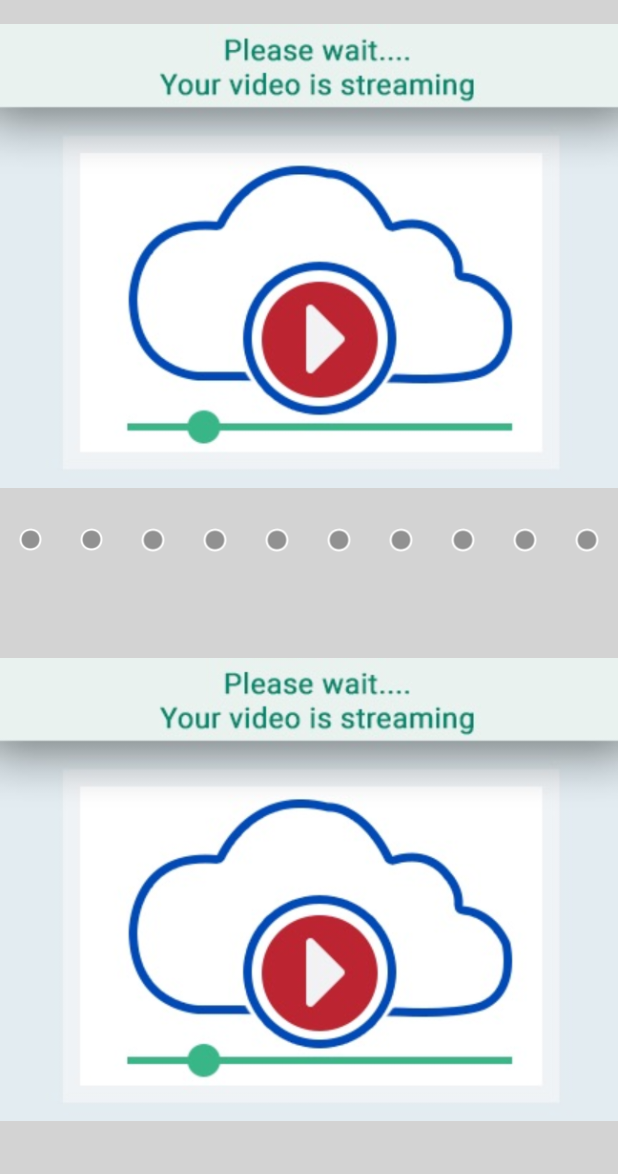
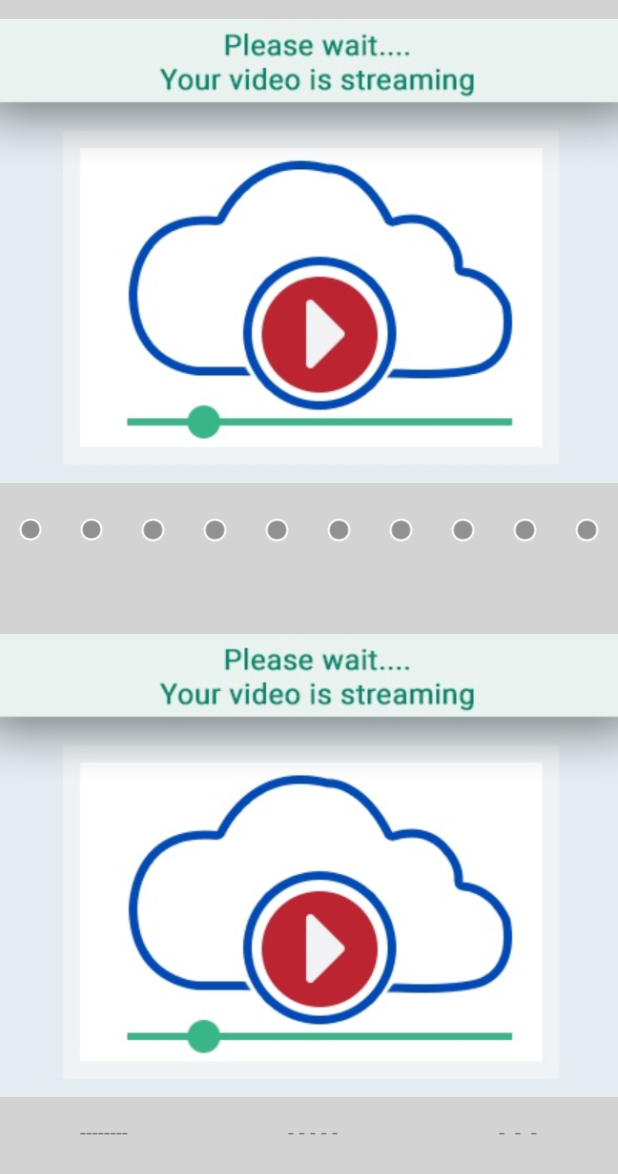
Before and after one commit to gitibeyonde/IbeyondeCam, an Android app: the layout fragment_bell_alert.xml on its own in the app's theme, with its tools: preview values and no code run, on a phone screen of 412 x 824 dp. Shown: the top 1174 px of the screen. Run offline under Robolectric (Android 15) with nearby library versions, the phone set to English and light mode, and no system bars; network calls fail.

Commit message:
add labels to indicate type of stremaing

```diff
--- a/app/src/main/java/com/ibeyonde/cam/ui/device/live/MjpegRunner.java
+++ b/app/src/main/java/com/ibeyonde/cam/ui/device/live/MjpegRunner.java
@@ -102,11 +102,6 @@ public class MjpegRunner implements Runnable {
             else {
                 if (urlStream == null && isRunning){
                     urlStream = getUrlInputStream();
-                    try {
-                        Thread.sleep(1000);
-                    } catch (InterruptedException e) {
-                        e.printStackTrace();
-                    }
                     continue;
                 }
 
--- a/app/src/main/res/layout/fragment_bell_alert.xml
+++ b/app/src/main/res/layout/fragment_bell_alert.xml
@@ -46,7 +46,7 @@
             android:adjustViewBounds="true"
             android:scaleType="fitCenter"
             android:src="@android:drawable/presence_invisible"
-            tools:ignore="SpeakableTextPresentCheck" />
+            tools:ignore="SpeakableTextPresentCheck,TouchTargetSizeCheck,ImageContrastCheck" />
 
         <ImageButton
             android:id="@+id/histNav1"
@@ -56,7 +56,7 @@
             android:adjustViewBounds="true"
             android:scaleType="fitCenter"
             android:src="@android:drawable/presence_invisible"
-            tools:ignore="SpeakableTextPresentCheck" />
+            tools:ignore="SpeakableTextPresentCheck,TouchTargetSizeCheck,ImageContrastCheck" />
 
         <ImageButton
             android:id="@+id/histNav2"
@@ -66,7 +66,7 @@
             android:adjustViewBounds="true"
             android:scaleType="fitCenter"
             android:src="@android:drawable/presence_invisible"
-            tools:ignore="SpeakableTextPresentCheck" />
+            tools:ignore="SpeakableTextPresentCheck,TouchTargetSizeCheck,ImageContrastCheck" />
 
         <ImageButton
             android:id="@+id/histNav3"
@@ -76,7 +76,7 @@
             android:adjustViewBounds="true"
             android:scaleType="fitCenter"
             android:src="@android:drawable/presence_invisible"
-            tools:ignore="SpeakableTextPresentCheck" />
+            tools:ignore="SpeakableTextPresentCheck,TouchTargetSizeCheck,ImageContrastCheck" />
 
         <ImageButton
             android:id="@+id/histNav4"
@@ -86,7 +86,7 @@
             android:adjustViewBounds="true"
             android:scaleType="fitCenter"
             android:src="@android:drawable/presence_invisible"
-            tools:ignore="SpeakableTextPresentCheck" />
+            tools:ignore="SpeakableTextPresentCheck,TouchTargetSizeCheck,ImageContrastCheck" />
 
         <ImageButton
             android:id="@+id/histNav5"
@@ -96,7 +96,7 @@
             android:adjustViewBounds="true"
             android:scaleType="fitCenter"
             android:src="@android:drawable/presence_invisible"
-            tools:ignore="SpeakableTextPresentCheck" />
+            tools:ignore="SpeakableTextPresentCheck,TouchTargetSizeCheck,ImageContrastCheck" />
 
         <ImageButton
             android:id="@+id/histNav6"
@@ -106,7 +106,7 @@
             android:adjustViewBounds="true"
             android:scaleType="fitCenter"
             android:src="@android:drawable/presence_invisible"
-            tools:ignore="SpeakableTextPresentCheck" />
+            tools:ignore="SpeakableTextPresentCheck,TouchTargetSizeCheck,ImageContrastCheck" />
 
         <ImageButton
             android:id="@+id/histNav7"
@@ -116,7 +116,7 @@
             android:adjustViewBounds="true"
             android:scaleType="fitCenter"
             android:src="@android:drawable/presence_invisible"
-            tools:ignore="SpeakableTextPresentCheck" />
+            tools:ignore="SpeakableTextPresentCheck,TouchTargetSizeCheck,ImageContrastCheck" />
 
         <ImageButton
             android:id="@+id/histNav8"
@@ -126,7 +126,7 @@
             android:adjustViewBounds="true"
             android:scaleType="fitCenter"
             android:src="@android:drawable/presence_invisible"
-            tools:ignore="SpeakableTextPresentCheck" />
+            tools:ignore="SpeakableTextPresentCheck,TouchTargetSizeCheck,ImageContrastCheck" />
 
         <ImageButton
             android:id="@+id/histNav9"
@@ -135,7 +135,8 @@
             android:layout_weight="1"
             android:adjustViewBounds="true"
             android:scaleType="fitCenter"
-            android:src="@android:drawable/presence_invisible" />
+            android:src="@android:drawable/presence_invisible"
+            tools:ignore="SpeakableTextPresentCheck,TouchTargetSizeCheck,ImageContrastCheck" />
     </LinearLayout>
 
     <ImageView
@@ -147,4 +148,40 @@
         android:src="@drawable/loading"
         tools:ignore="TouchTargetSizeCheck" />
 
+    <LinearLayout
+        android:layout_width="match_parent"
+        android:layout_height="wrap_content"
+        android:orientation="horizontal">
+
+        <TextView
+            android:id="@+id/stream_local"
+            android:layout_width="wrap_content"
+            android:layout_height="wrap_content"
+            android:layout_weight="1"
+            android:text="--------"
+            android:textAlignment="center"
+            android:textColor="@color/gray"
+            tools:ignore="TextContrastCheck" />
+
+        <TextView
+            android:id="@+id/stream_direct"
+            android:layout_width="wrap_content"
+            android:layout_height="wrap_content"
+            android:layout_weight="1"
+            android:text="- - - - -"
+            android:textAlignment="center"
+            android:textColor="@color/gray"
+            tools:ignore="TextContrastCheck" />
+
+        <TextView
+            android:id="@+id/stream_cloud"
+            android:layout_width="wrap_content"
+            android:layout_height="wrap_content"
+            android:layout_weight="1"
+            android:text="-  -  -"
+            android:textAlignment="center"
+            android:textColor="@color/gray"
+            tools:ignore="TextContrastCheck" />
+    </LinearLayout>
+
 </LinearLayout>
```
Also changed, not shown: app/src/main/java/com/ibeyonde/cam/ui/device/live/LiveFragment.java (+14 -0 lines), app/src/main/java/com/ibeyonde/cam/ui/notifications/BellAlertFragment.java (+40 -11 lines), app/src/main/res/layout/fragment_live.xml (+36 -0 lines).
